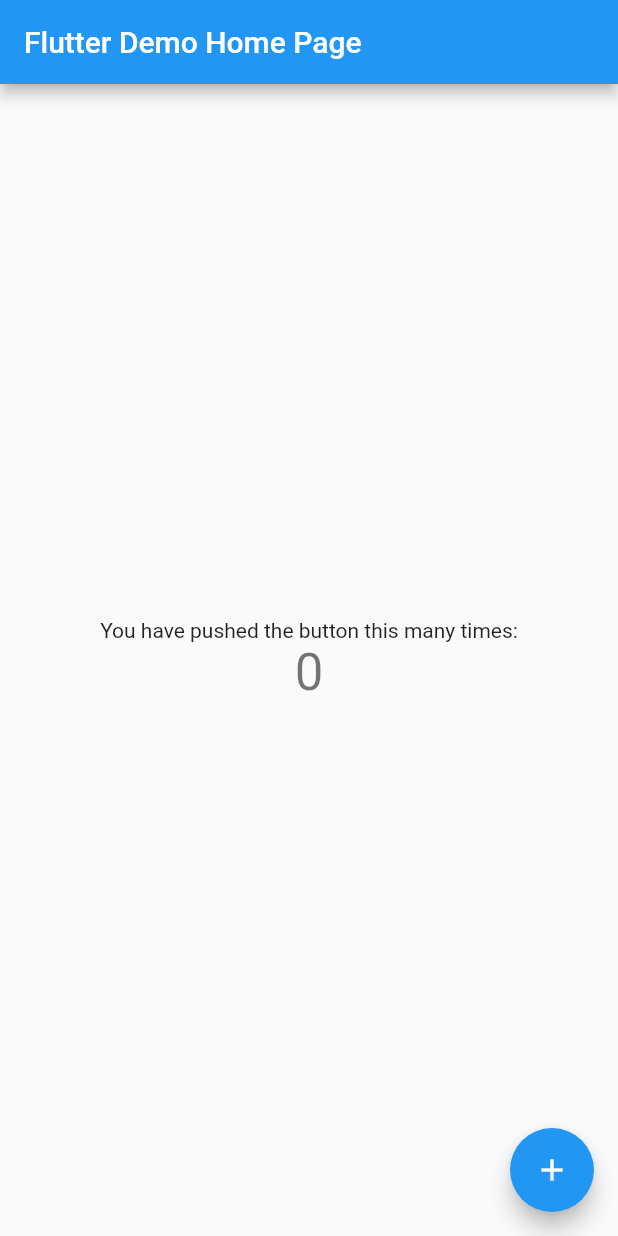
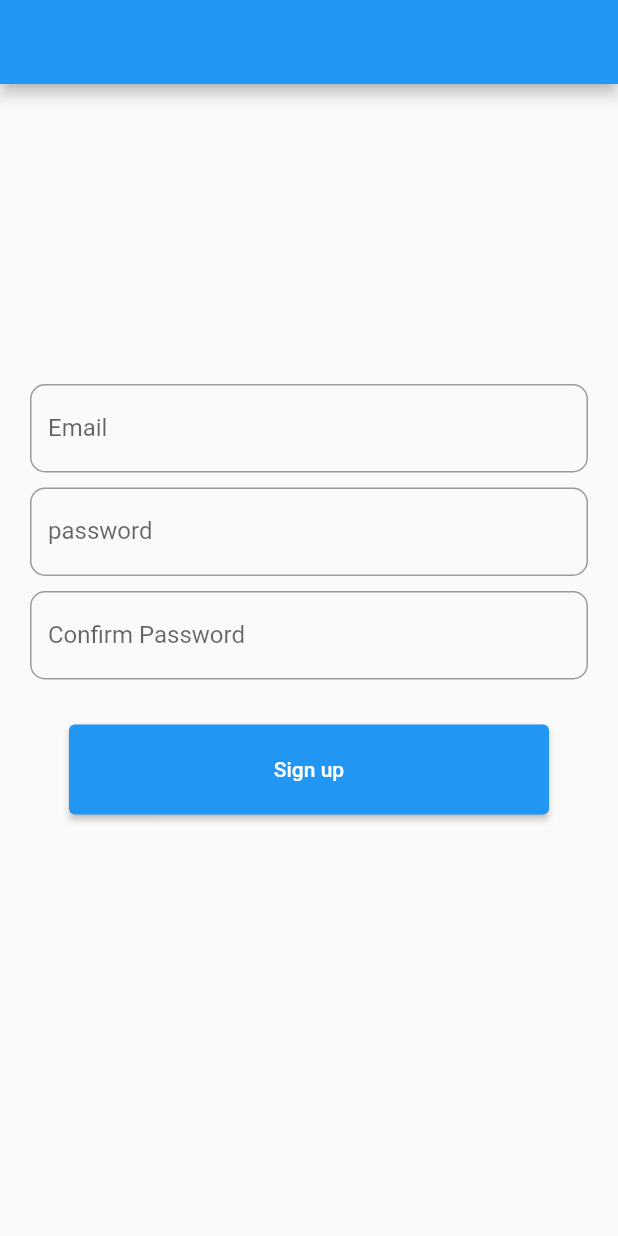
Before and after one commit to Kevinevrad/ChatApp, a Flutter app: the screen it shows after launch, on a phone screen of 412 x 824 dp. Run offline on Flutter 3.47's test engine with Material 2 defaults, Android fonts, the phone set to English and light mode, and no system bars.

Commit message:
page inscription stef

```diff
--- /dev/null
+++ b/lib/Registration_Page.dart
@@ -0,0 +1,15 @@
+import 'package:flutter/material.dart';
+
+class Registration_Page extends StatefulWidget {
+  const Registration_Page({super.key});
+
+  @override
+  State<Registration_Page> createState() => _Registration_PageState();
+}
+
+class _Registration_PageState extends State<Registration_Page> {
+  @override
+  Widget build(BuildContext context) {
+    return Container();
+  }
+}
--- /dev/null
+++ b/lib/ecrans/login/login.dart
@@ -0,0 +1,66 @@
+import 'package:flutter/material.dart';
+
+class Login extends StatelessWidget {
+  const Login({super.key});
+
+  get decoration => null;
+
+  @override
+  Widget build(BuildContext context) {
+    return Scaffold(
+      body: Center(
+        child: Stack(
+          children: [
+            Positioned(
+              top: 200,
+              left: 20,
+              right: 20,
+              child: Column(
+                children: [
+                  TextFormField(
+                    decoration: const InputDecoration(
+                        label: Text("Email"),
+                        border: OutlineInputBorder(
+                            borderRadius:
+                                BorderRadius.all(Radius.circular(10)))),
+                  ),
+                  SizedBox(height: 10),
+                  TextFormField(
+                    decoration: const InputDecoration(
+                        label: Text("password"),
+                        border: OutlineInputBorder(
+                            borderRadius:
+                                BorderRadius.all(Radius.circular(10)))),
+                  ),
+                  SizedBox(
+                    height: 10,
+                  ),
+                  TextFormField(
+                    decoration: const InputDecoration(
+                        label: Text("Confirm Password"),
+                        border: OutlineInputBorder(
+                            borderRadius:
+                                BorderRadius.all(Radius.circular(10)))),
+                  ),
+                  SizedBox(height: 30),
+                  Container(
+                    width: 320,
+                    height: 60,
+                    decoration: BoxDecoration(
+                        borderRadius: BorderRadius.all(Radius.circular(50))),
+                    child: ElevatedButton(
+                      style: ElevatedButton.styleFrom(
+                          backgroundColor: Colors.blue),
+                      onPressed: () {},
+                      child: Text('Sign up'),
+                    ),
+                  ),
+                ],
+              ),
+            ),
+          ],
+        ),
+      ),
+    );
+  }
+}
--- a/lib/ecrans/page_chargement.dart
+++ /dev/null
@@ -1,15 +0,0 @@
-import 'package:flutter/material.dart';
-
-class LoadingPage extends StatefulWidget {
-  const LoadingPage({super.key});
-
-  @override
-  State<LoadingPage> createState() => _LoadingPageState();
-}
-
-class _LoadingPageState extends State<LoadingPage> {
-  @override
-  Widget build(BuildContext context) {
-    return Scaffold();
-  }
-}
--- a/lib/main.dart
+++ b/lib/main.dart
@@ -1,3 +1,4 @@
+import 'package:chatapp/ecrans/login/login.dart';
 import 'package:flutter/material.dart';
 
 void main() {
@@ -7,39 +8,21 @@
 class MyApp extends StatelessWidget {
   const MyApp({super.key});
 
-  // This widget is the root of your application.
   @override
   Widget build(BuildContext context) {
     return MaterialApp(
-      title: 'Flutter Demo',
+      debugShowCheckedModeBanner: false,
+      title: '',
       theme: ThemeData(
-        // This is the theme of your application.
-        //
-        // Try running your application with "flutter run". You'll see the
-        // application has a blue toolbar. Then, without quitting the app, try
-        // changing the primarySwatch below to Colors.green and then invoke
-        // "hot reload" (press "r" in the console where you ran "flutter run",
-        // or simply save your changes to "hot reload" in a Flutter IDE).
-        // Notice that the counter didn't reset back to zero; the application
-        // is not restarted.
         primarySwatch: Colors.blue,
       ),
-      home: const MyHomePage(title: 'Flutter Demo Home Page'),
+      home: const MyHomePage(title: ''),
     );
   }
 }
 
 class MyHomePage extends StatefulWidget {
   const MyHomePage({super.key, required this.title});
-
-  // This widget is the home page of your application. It is stateful, meaning
-  // that it has a State object (defined below) that contains fields that affect
-  // how it looks.
-
-  // This class is the configuration for the state. It holds the values (in this
-  // case the title) provided by the parent (in this case the App widget) and
-  // used by the build method of the State. Fields in a Widget subclass are
-  // always marked "final".
 
   final String title;
 
@@ -48,68 +31,12 @@
 }
 
 class _MyHomePageState extends State<MyHomePage> {
-  int _counter = 0;
-
-  void _incrementCounter() {
-    setState(() {
-      // This call to setState tells the Flutter framework that something has
-      // changed in this State, which causes it to rerun the build method below
-      // so that the display can reflect the updated values. If we changed
-      // _counter without calling setState(), then the build method would not be
-      // called again, and so nothing would appear to happen.
-      _counter++;
-    });
-  }
-
   @override
   Widget build(BuildContext context) {
-    // This method is rerun every time setState is called, for instance as done
-    // by the _incrementCounter method above.
-    //
-    // The Flutter framework has been optimized to make rerunning build methods
-    // fast, so that you can just rebuild anything that needs updating rather
-    // than having to individually change instances of widgets.
     return Scaffold(
-      appBar: AppBar(
-        // Here we take the value from the MyHomePage object that was created by
-        // the App.build method, and use it to set our appbar title.
-        title: Text(widget.title),
-      ),
-      body: Center(
-        // Center is a layout widget. It takes a single child and positions it
-        // in the middle of the parent.
-        child: Column(
-          // Column is also a layout widget. It takes a list of children and
-          // arranges them vertically. By default, it sizes itself to fit its
-          // children horizontally, and tries to be as tall as its parent.
-          //
-          // Invoke "debug painting" (press "p" in the console, choose the
-          // "Toggle Debug Paint" action from the Flutter Inspector in Android
-          // Studio, or the "Toggle Debug Paint" command in Visual Studio Code)
-          // to see the wireframe for each widget.
-          //
-          // Column has various properties to control how it sizes itself and
-          // how it positions its children. Here we use mainAxisAlignment to
-          // center the children vertically; the main axis here is the vertical
-          // axis because Columns are vertical (the cross axis would be
-          // horizontal).
-          mainAxisAlignment: MainAxisAlignment.center,
-          children: <Widget>[
-            const Text(
-              'You have pushed the button this many times:',
-            ),
-            Text(
-              '$_counter',
-              style: Theme.of(context).textTheme.headline4,
-            ),
-          ],
+        appBar: AppBar(
+          title: Text(widget.title),
         ),
-      ),
-      floatingActionButton: FloatingActionButton(
-        onPressed: _incrementCounter,
-        tooltip: 'Increment',
-        child: const Icon(Icons.add),
-      ), // This trailing comma makes auto-formatting nicer for build methods.
-    );
+        body: Center(child: Login()));
   }
 }
--- a/pubspec.yaml
+++ b/pubspec.yaml
@@ -59,7 +59,7 @@
   # the material Icons class.
   uses-material-design: true
   assets:
-    - assets/images/
+    - assets/
   # An image asset can refer to one or more resolution-specific "variants", see
   # https://flutter.dev/assets-and-images/#resolution-aware
 
```
